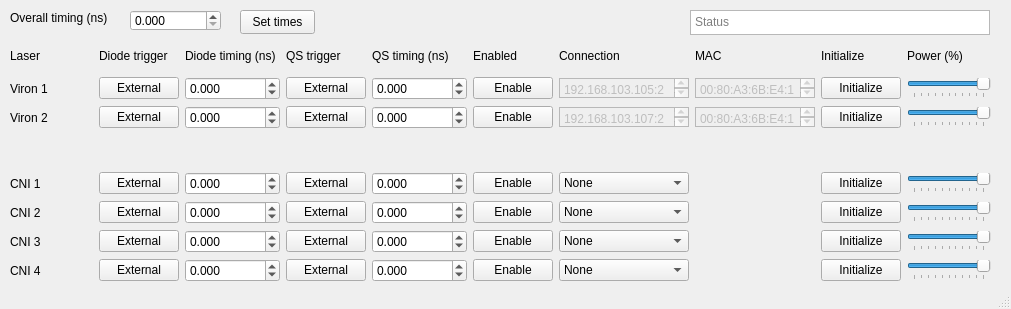
brad-ley/fel-esr, file laser_timing.ui: the form before one commit.
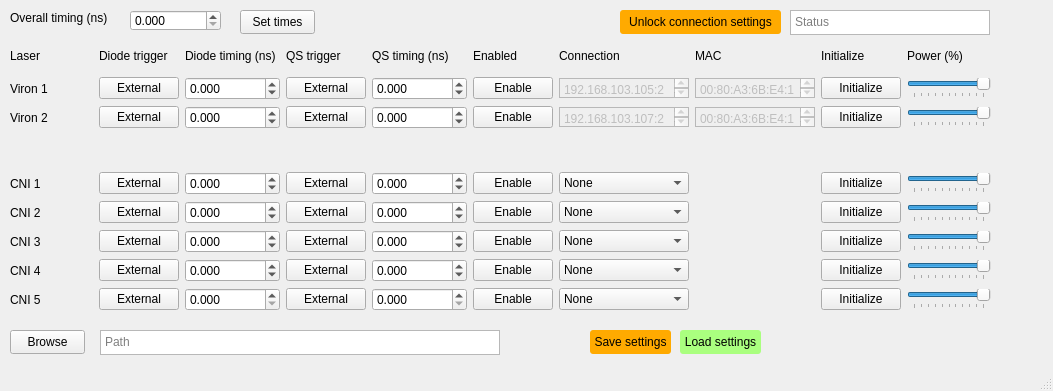
The form after the commit.

```diff
--- a/laser_timing.ui
+++ b/laser_timing.ui
@@ -6,8 +6,8 @@
    <rect>
     <x>0</x>
     <y>0</y>
-    <width>1011</width>
-    <height>309</height>
+    <width>1053</width>
+    <height>391</height>
    </rect>
   </property>
   <property name="sizePolicy">
@@ -1451,9 +1451,9 @@
    <widget class="QTextBrowser" name="status">
     <property name="geometry">
      <rect>
-      <x>690</x>
+      <x>790</x>
       <y>10</y>
-      <width>300</width>
+      <width>200</width>
       <height>25</height>
      </rect>
     </property>
@@ -1465,13 +1465,13 @@
     </property>
     <property name="minimumSize">
      <size>
-      <width>300</width>
+      <width>200</width>
       <height>25</height>
      </size>
     </property>
     <property name="maximumSize">
      <size>
-      <width>300</width>
+      <width>200</width>
       <height>25</height>
      </size>
     </property>
@@ -1479,6 +1479,189 @@
      <string>Status</string>
     </property>
    </widget>
+   <widget class="QPushButton" name="unlock_connections">
+    <property name="geometry">
+     <rect>
+      <x>620</x>
+      <y>10</y>
+      <width>161</width>
+      <height>24</height>
+     </rect>
+    </property>
+    <property name="styleSheet">
+     <string notr="true">QPushButton {
+    background-color: rgb(255, 170, 0);  /* orange background */
+	padding: 0px 0px;         /* Padding */
+    border-radius: 3px;        /* Rounded corners */
+	border: .5px solid gray;
+	color: black;
+}
+
+QPushButton:hover {
+    background-color:rgb(255, 150, 0);  /* Darker green on hover */
+}
+
+QPushButton:pressed {
+    background-color: rgb(255, 130, 0);  /* Even darker green when pressed */
+}
+</string>
+    </property>
+    <property name="text">
+     <string>Unlock connection settings</string>
+    </property>
+    <property name="checkable">
+     <bool>false</bool>
+    </property>
+    <property name="checked">
+     <bool>false</bool>
+    </property>
+   </widget>
+   <widget class="QPushButton" name="load_settings">
+    <property name="geometry">
+     <rect>
+      <x>680</x>
+      <y>330</y>
+      <width>81</width>
+      <height>24</height>
+     </rect>
+    </property>
+    <property name="styleSheet">
+     <string notr="true">QPushButton {
+    background-color:rgb(170, 255, 127);  /* orange background */
+	padding: 0px 0px;         /* Padding */
+    border-radius: 3px;        /* Rounded corners */
+	border: .5px solid gray;
+	color: black;
+}
+
+QPushButton:hover {
+    background-color:rgb(150, 255, 107);  /* Darker green on hover */
+}
+
+QPushButton:pressed {
+    background-color:rgb(130, 255, 87);  /* Even darker green when pressed */
+}
+</string>
+    </property>
+    <property name="text">
+     <string>Load settings</string>
+    </property>
+    <property name="checkable">
+     <bool>false</bool>
+    </property>
+    <property name="checked">
+     <bool>false</bool>
+    </property>
+   </widget>
+   <widget class="QPushButton" name="save_settings">
+    <property name="geometry">
+     <rect>
+      <x>590</x>
+      <y>330</y>
+      <width>81</width>
+      <height>24</height>
+     </rect>
+    </property>
+    <property name="styleSheet">
+     <string notr="true">QPushButton {
+    background-color: rgb(255, 170, 0);  /* orange background */
+	padding: 0px 0px;         /* Padding */
+    border-radius: 3px;        /* Rounded corners */
+	border: .5px solid gray;
+	color: black;
+}
+
+QPushButton:hover {
+    background-color:rgb(255, 150, 0);  /* Darker green on hover */
+}
+
+QPushButton:pressed {
+    background-color: rgb(255, 130, 0);  /* Even darker green when pressed */
+}
+</string>
+    </property>
+    <property name="text">
+     <string>Save settings</string>
+    </property>
+    <property name="checkable">
+     <bool>false</bool>
+    </property>
+    <property name="checked">
+     <bool>false</bool>
+    </property>
+   </widget>
+   <widget class="QPushButton" name="file_browser">
+    <property name="geometry">
+     <rect>
+      <x>10</x>
+      <y>330</y>
+      <width>75</width>
+      <height>24</height>
+     </rect>
+    </property>
+    <property name="text">
+     <string>Browse</string>
+    </property>
+    <property name="checkable">
+     <bool>false</bool>
+    </property>
+    <property name="checked">
+     <bool>false</bool>
+    </property>
+   </widget>
+   <widget class="QTextEdit" name="savepath">
+    <property name="enabled">
+     <bool>true</bool>
+    </property>
+    <property name="geometry">
+     <rect>
+      <x>100</x>
+      <y>330</y>
+      <width>400</width>
+      <height>25</height>
+     </rect>
+    </property>
+    <property name="sizePolicy">
+     <sizepolicy hsizetype="Minimum" vsizetype="Minimum">
+      <horstretch>0</horstretch>
+      <verstretch>0</verstretch>
+     </sizepolicy>
+    </property>
+    <property name="minimumSize">
+     <size>
+      <width>400</width>
+      <height>25</height>
+     </size>
+    </property>
+    <property name="maximumSize">
+     <size>
+      <width>400</width>
+      <height>25</height>
+     </size>
+    </property>
+    <property name="baseSize">
+     <size>
+      <width>0</width>
+      <height>0</height>
+     </size>
+    </property>
+    <property name="markdown">
+     <string/>
+    </property>
+    <property name="html">
+     <string>&lt;!DOCTYPE HTML PUBLIC &quot;-//W3C//DTD HTML 4.0//EN&quot; &quot;http://www.w3.org/TR/REC-html40/strict.dtd&quot;&gt;
+&lt;html&gt;&lt;head&gt;&lt;meta name=&quot;qrichtext&quot; content=&quot;1&quot; /&gt;&lt;meta charset=&quot;utf-8&quot; /&gt;&lt;style type=&quot;text/css&quot;&gt;
+p, li { white-space: pre-wrap; }
+hr { height: 1px; border-width: 0; }
+li.unchecked::marker { content: &quot;\2610&quot;; }
+li.checked::marker { content: &quot;\2612&quot;; }
+&lt;/style&gt;&lt;/head&gt;&lt;body style=&quot; font-family:'Segoe UI'; font-size:9pt; font-weight:400; font-style:normal;&quot;&gt;
+&lt;p style=&quot;-qt-paragraph-type:empty; margin-top:0px; margin-bottom:0px; margin-left:0px; margin-right:0px; -qt-block-indent:0; text-indent:0px;&quot;&gt;&lt;br /&gt;&lt;/p&gt;&lt;/body&gt;&lt;/html&gt;</string>
+    </property>
+    <property name="placeholderText">
+     <string>Path</string>
+    </property>
+   </widget>
   </widget>
   <widget class="QStatusBar" name="statusbar"/>
  </widget>
```
Left out of the diff: 2 changed lines with no effect on the pictures.
